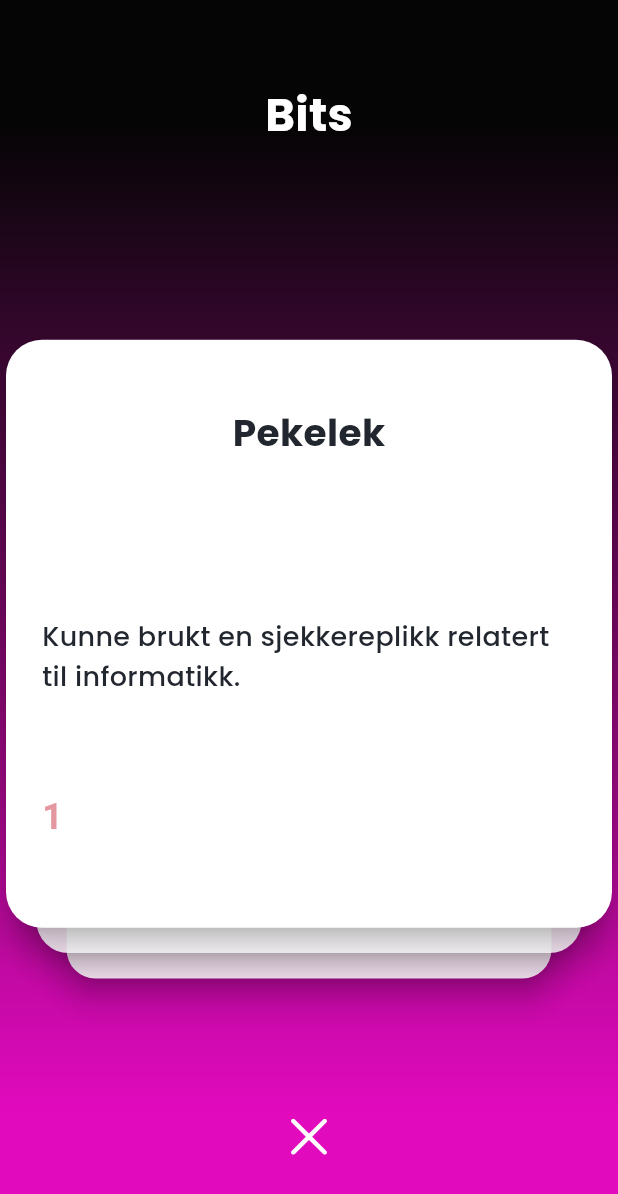
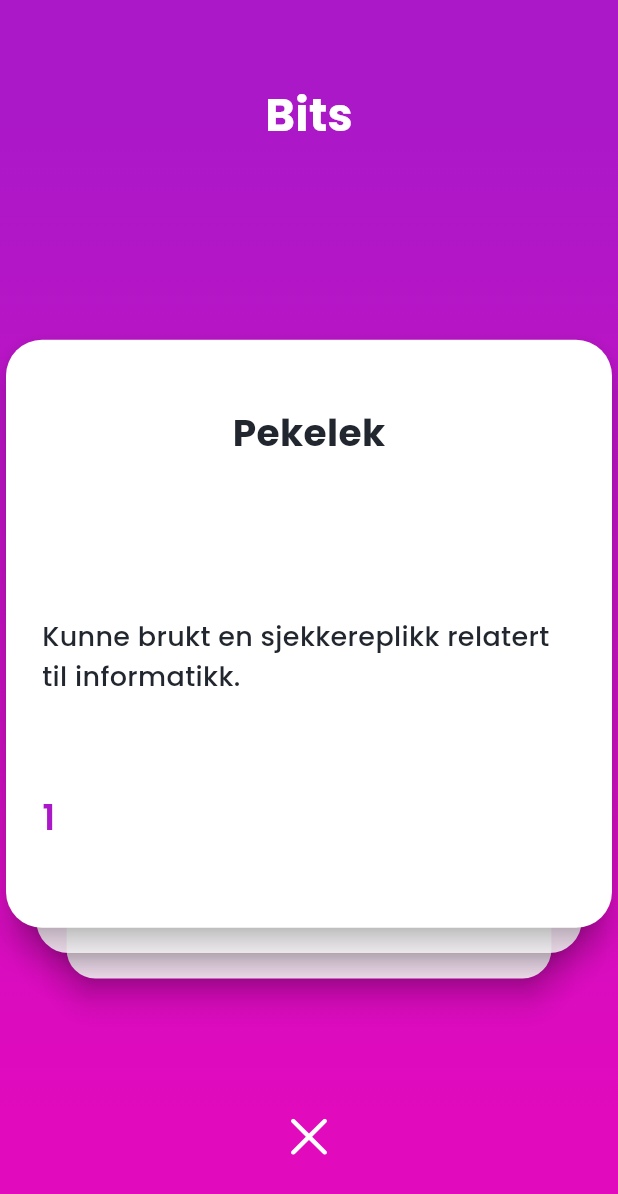
Before and after one commit to appKom/online_events, a Flutter app: the BitsGame widget shown alone on an empty page, opened directly, on a phone screen of 412 x 824 dp. Shown: the top 1194 px of the screen. Run offline on Flutter 3.47's test engine with Material 3 defaults, Android fonts, the phone set to English and light mode, and no system bars; drawn by our look-alikes of card_swiper; our stand-ins replace appwrite, carousel_slider, firebase_core, firebase_messaging, flutter_dotenv, flutter_fortune_wheel and 9 more; missing offline and left inert: app_tracking_transparency, auth0_flutter, flutter_firebase_recaptcha, flutter_inappwebview; accounts and stored records are empty; network calls fail; Roboto replaces fonts that are missing (Avenir).

Commit message:
Bits refreshed

```diff
--- a/lib/pages/games/bits/bits_card.dart
+++ b/lib/pages/games/bits/bits_card.dart
@@ -7,11 +7,7 @@ class BitsCard extends StatelessWidget {
   final String body;
   final int position;
 
-  const BitsCard(
-      {super.key,
-      required this.body,
-      required this.position,
-      required this.header});
+  const BitsCard({super.key, required this.body, required this.position, required this.header});
 
   @override
   Widget build(BuildContext context) {
@@ -33,8 +29,7 @@ class BitsCard extends StatelessWidget {
               Center(
                 child: Text(
                   header,
-                  style: OnlineTheme.textStyle(
-                      color: OnlineTheme.gray0, weight: 7, size: 25),
+                  style: OnlineTheme.textStyle(color: OnlineTheme.gray0, weight: 7, size: 25),
                 ),
               ),
               const SizedBox(
@@ -45,8 +40,7 @@ class BitsCard extends StatelessWidget {
                 child: Center(
                   child: Text(
                     body,
-                    style: OnlineTheme.textStyle(
-                        color: OnlineTheme.gray0, weight: 5, size: 18),
+                    style: OnlineTheme.textStyle(color: OnlineTheme.gray0, weight: 5, size: 18),
                     textAlign: TextAlign.left,
                   ),
                 ),
@@ -59,11 +53,11 @@ class BitsCard extends StatelessWidget {
                 children: [
                   Text(
                     position.toString(),
-                    style: const TextStyle(
-                        color: OnlineTheme.hundredSecondaryTextColor,
-                        fontWeight: FontWeight.w600,
-                        fontFamily: 'Avenir',
-                        fontSize: 24),
+                    style: OnlineTheme.textStyle(
+                      color: OnlineTheme.purple1,
+                      weight: 6,
+                      size: 24,
+                    ),
                     textAlign: TextAlign.left,
                   ),
                 ],
--- a/lib/pages/games/bits/bits_page.dart
+++ b/lib/pages/games/bits/bits_page.dart
@@ -26,7 +26,7 @@ class BitsGame extends StaticPage {
       padding: MediaQuery.of(context).padding,
       decoration: const BoxDecoration(
         gradient: LinearGradient(
-          colors: [OnlineTheme.background, background],
+          colors: [OnlineTheme.purple1, background],
           begin: Alignment.topCenter,
           end: Alignment.bottomCenter,
           stops: [0.1, 0.9],
@@ -85,8 +85,7 @@ class BitsGame extends StaticPage {
 const bitsPages = [
   BitsModel(
     header: 'MÅL',
-    body:
-        'Dere er nå ferdig med studiene! Nyt livet som bedrep og ta en lambo hele gjengen!',
+    body: 'Dere er nå ferdig med studiene! Nyt livet som bedrep og ta en lambo hele gjengen!',
     imageSource: 'assets/bits/bitsimage35.png',
   ),
   BitsModel(
@@ -116,8 +115,7 @@ const bitsPages = [
   ),
   BitsModel(
     header: 'Gammel og Ung',
-    body:
-        'Eldste og yngste i rommet kan dele ut halvparten av alderen sin i poeng',
+    body: 'Eldste og yngste i rommet kan dele ut halvparten av alderen sin i poeng',
     imageSource: 'assets/bits/bitsimage29.png',
   ),
   BitsModel(
@@ -127,8 +125,7 @@ const bitsPages = [
   ),
   BitsModel(
     header: 'Vinter OL',
-    body:
-        'Du ble forkjølet etter vinter OL, du får et kjempe poeng for å lindre halsbetennelsen',
+    body: 'Du ble forkjølet etter vinter OL, du får et kjempe poeng for å lindre halsbetennelsen',
     imageSource: 'assets/bits/bitsimage27.png',
   ),
   BitsModel(
@@ -178,8 +175,7 @@ const bitsPages = [
   ),
   BitsModel(
     header: 'Julebord',
-    body:
-        'Hold en tale i to minutter, hvor du forteller hvorfor du har fortjent å være årets nisse',
+    body: 'Hold en tale i to minutter, hvor du forteller hvorfor du har fortjent å være årets nisse',
     imageSource: 'assets/bits/bitsimage20.png',
   ),
   BitsModel(
```
Also changed, not shown: lib/pages/games/bits/bits_home_page.dart (+2 -76 lines), lib/pages/games/games_page.dart (+3 -5 lines).
